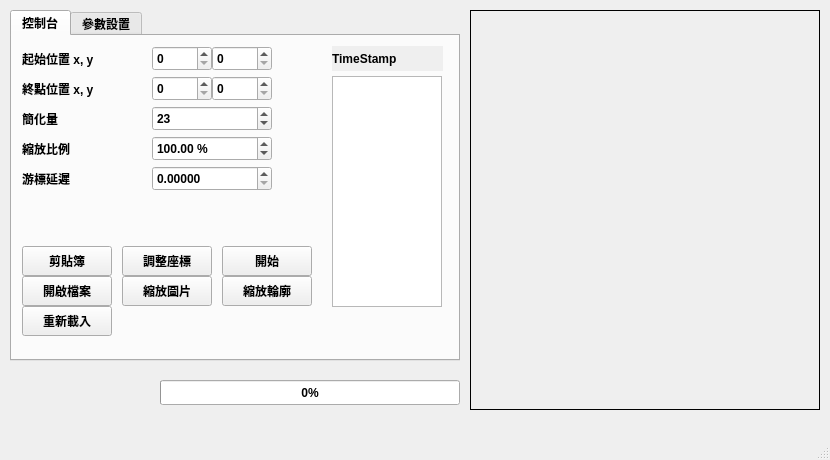
First picture: the form in mainGUI.ui, repository XxAlanXDxX/AutoDrawingBot, before the edit.
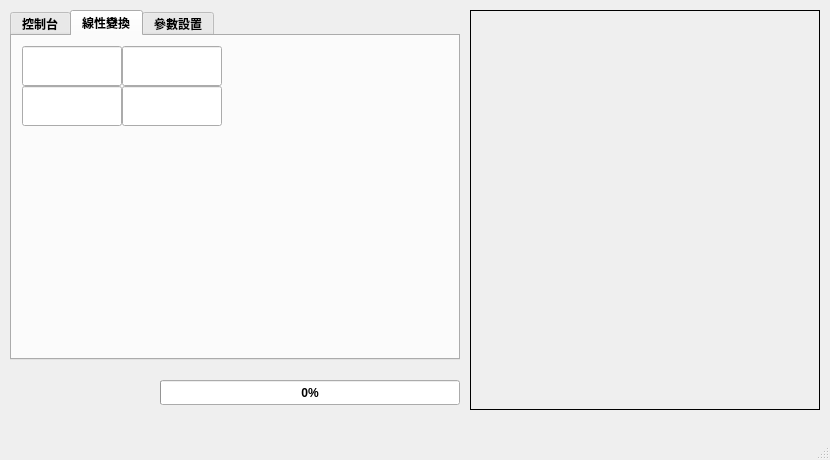
Second picture: the form after the edit. The open tabs and pages were chosen to show the change.

```diff
--- a/mainGUI.ui
+++ b/mainGUI.ui
@@ -27,7 +27,7 @@
       <x>10</x>
       <y>10</y>
       <width>450</width>
-      <height>351</height>
+      <height>350</height>
      </rect>
     </property>
     <property name="currentIndex">
@@ -301,19 +301,6 @@
        <double>100.000000000000000</double>
       </property>
      </widget>
-     <widget class="QPushButton" name="resizeEdges_btn">
-      <property name="geometry">
-       <rect>
-        <x>210</x>
-        <y>240</y>
-        <width>90</width>
-        <height>30</height>
-       </rect>
-      </property>
-      <property name="text">
-       <string>縮放輪廓</string>
-      </property>
-     </widget>
      <widget class="QPushButton" name="reload_btn">
       <property name="geometry">
        <rect>
@@ -343,6 +330,74 @@
        <string>TimeStamp</string>
       </property>
      </widget>
+     <widget class="QLineEdit" name="edgeName">
+      <property name="geometry">
+       <rect>
+        <x>109</x>
+        <y>170</y>
+        <width>150</width>
+        <height>22</height>
+       </rect>
+      </property>
+     </widget>
+     <widget class="QLabel" name="label_14">
+      <property name="geometry">
+       <rect>
+        <x>10</x>
+        <y>170</y>
+        <width>90</width>
+        <height>25</height>
+       </rect>
+      </property>
+      <property name="text">
+       <string>輪廓名稱</string>
+      </property>
+     </widget>
+    </widget>
+    <widget class="QWidget" name="linarTransform">
+     <attribute name="title">
+      <string>線性變換</string>
+     </attribute>
+     <widget class="QLineEdit" name="LTM_11">
+      <property name="geometry">
+       <rect>
+        <x>10</x>
+        <y>10</y>
+        <width>100</width>
+        <height>40</height>
+       </rect>
+      </property>
+     </widget>
+     <widget class="QLineEdit" name="LTM_12">
+      <property name="geometry">
+       <rect>
+        <x>110</x>
+        <y>10</y>
+        <width>100</width>
+        <height>40</height>
+       </rect>
+      </property>
+     </widget>
+     <widget class="QLineEdit" name="LTM_21">
+      <property name="geometry">
+       <rect>
+        <x>10</x>
+        <y>50</y>
+        <width>100</width>
+        <height>40</height>
+       </rect>
+      </property>
+     </widget>
+     <widget class="QLineEdit" name="LTM_22">
+      <property name="geometry">
+       <rect>
+        <x>110</x>
+        <y>50</y>
+        <width>100</width>
+        <height>40</height>
+       </rect>
+      </property>
+     </widget>
     </widget>
     <widget class="QWidget" name="Constants">
      <attribute name="title">
```
Left out of the diff: 2 changed lines with no effect on the pictures.
